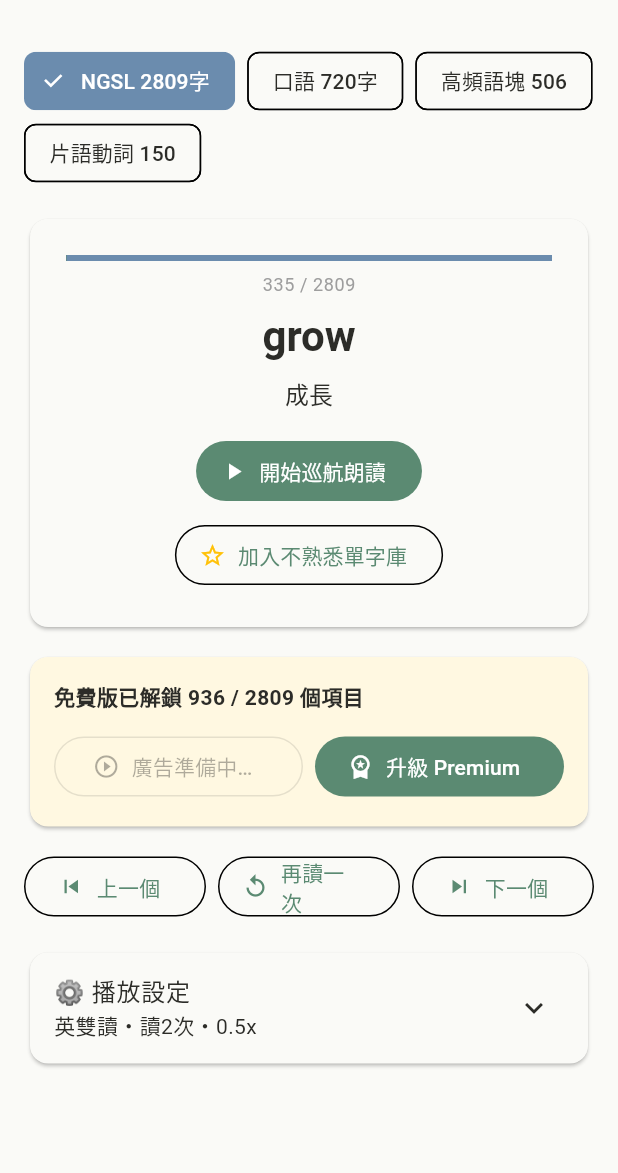
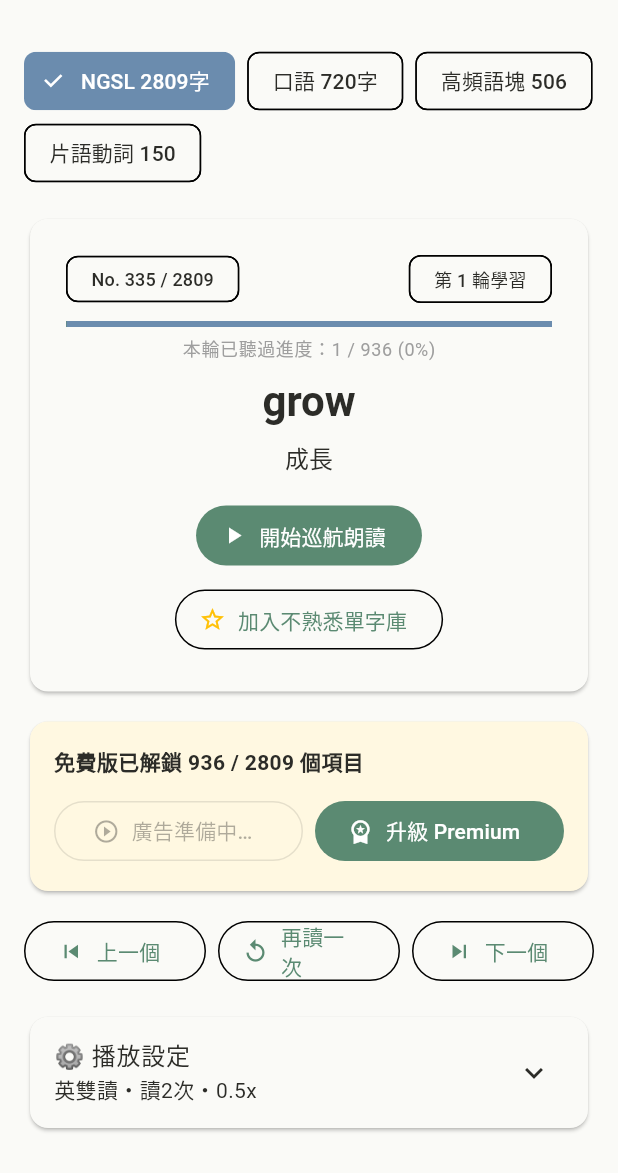
Before and after one commit to lawrence124875/english-learning-app, a Flutter app: the screen it shows after launch, on a phone screen of 412 x 824 dp, the part 63-1236 px from its top. Run offline on Flutter 3.47's test engine with Material 3 defaults, Android fonts, the phone set to English and light mode, and no system bars; our stand-ins replace audio_service, cloud_firestore, firebase_core, firebase_crashlytics, firebase_storage, flutter_local_notifications and 6 more; missing offline and left inert: android_intent_plus, purchases_flutter; accounts and stored records are empty; network calls fail.

Commit message:
播放卡片加上「第幾輪學習」跟「本輪已聽過進度」顯示
底層資料（cycleCount、currentStep、playlist長度）本來就有在記錄，
只是畫面上一直沒有顯示出來。現在用兩個小標籤顯示編號/輪數，
下方加一行文字顯示本輪進度（第幾個/共幾個 + 百分比）。

```diff
--- a/lib/presentation/providers/app_state.dart
+++ b/lib/presentation/providers/app_state.dart
@@ -102,6 +102,16 @@ class AppState extends ChangeNotifier {
     if (state.playlist.isEmpty) return 0;
     return (state.currentStep + 1) / state.playlist.length;
   }
+
+  /// 目前是第幾輪學習（每播完一整輪、重新洗牌後會 +1）。
+  int get currentCycleNumber => currentPlaybackState.cycleCount;
+
+  /// 本輪已經播到第幾個（從1開始）。
+  int get roundHeardCount => currentPlaybackState.currentStep + 1;
+
+  /// 本輪總共有幾個項目（依目前播放範圍/模式決定，例如僅不熟悉時
+  /// 會比全部清單少）。
+  int get roundTotalCount => currentPlaybackState.playlist.length;
 
   Future<void> initialize() async {
     isLoading = true;
--- a/lib/presentation/screens/home_screen.dart
+++ b/lib/presentation/screens/home_screen.dart
@@ -156,11 +156,34 @@ class _PlaybackCard extends StatelessWidget {
         padding: const EdgeInsets.all(24),
         child: Column(
           children: [
+            Row(
+              mainAxisAlignment: MainAxisAlignment.spaceBetween,
+              children: [
+                Chip(
+                  label: Text(
+                    appState.currentWordNumber != null
+                        ? 'No. ${appState.currentWordNumber} / ${appState.currentDataset.items.length}'
+                        : appState.currentDataset.shortName,
+                    style: const TextStyle(fontSize: 12),
+                  ),
+                  visualDensity: VisualDensity.compact,
+                  materialTapTargetSize: MaterialTapTargetSize.shrinkWrap,
+                ),
+                Chip(
+                  label: Text('第 ${appState.currentCycleNumber} 輪學習',
+                      style: const TextStyle(fontSize: 12)),
+                  visualDensity: VisualDensity.compact,
+                  materialTapTargetSize: MaterialTapTargetSize.shrinkWrap,
+                ),
+              ],
+            ),
+            const SizedBox(height: 12),
             LinearProgressIndicator(value: appState.progressRatio),
-            const SizedBox(height: 8),
-            if (appState.currentWordNumber != null)
+            const SizedBox(height: 6),
+            if (appState.roundTotalCount > 0)
               Text(
-                '${appState.currentWordNumber} / ${appState.currentDataset.items.length}',
+                '本輪已聽過進度：${appState.roundHeardCount} / ${appState.roundTotalCount}'
+                ' (${(appState.progressRatio * 100).round()}%)',
                 style: Theme.of(context)
                     .textTheme
                     .bodySmall
```
